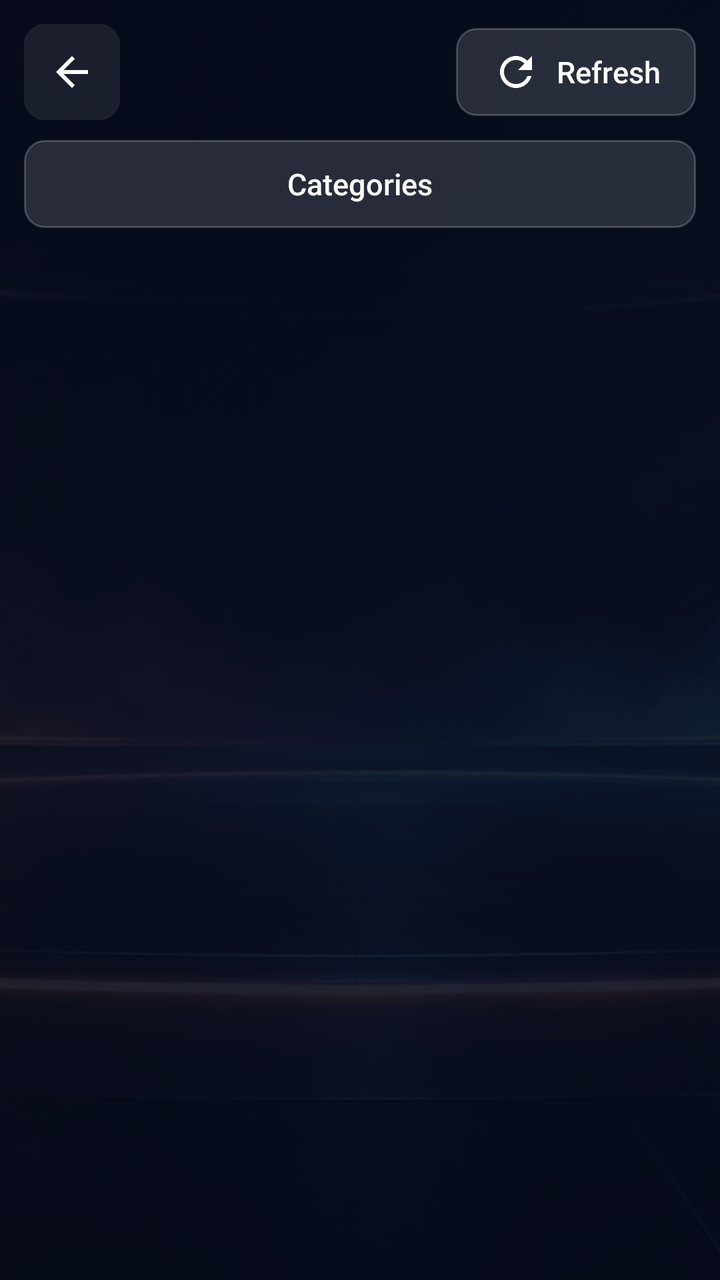
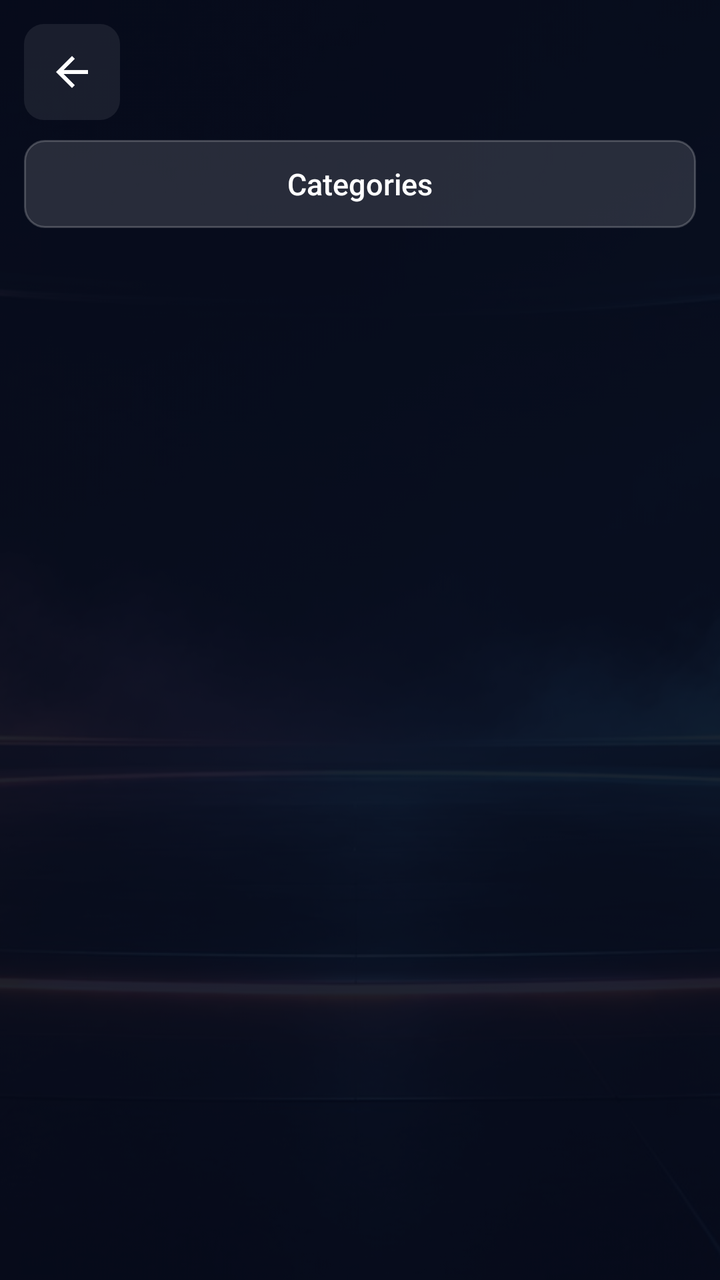

Before-and-after screenshots of an Android layout around one commit, followed by the original layout XML and the change that was made.
<!-- AndroidManifest.xml: application theme Theme.Farloh -->
<!-- res/layout/activity_browse.xml -->
<?xml version="1.0" encoding="utf-8"?>
<FrameLayout xmlns:android="http://schemas.android.com/apk/res/android"
    android:layout_width="match_parent" android:layout_height="match_parent">

    <ImageView android:layout_width="match_parent" android:layout_height="match_parent" android:alpha="0.35"
        android:scaleType="centerCrop" android:src="@drawable/farloh_bg" android:importantForAccessibility="no" />
    <View android:layout_width="match_parent" android:layout_height="match_parent" android:background="#B3070B1A" />

    <LinearLayout android:id="@+id/safe" android:layout_width="match_parent" android:layout_height="match_parent"
        android:orientation="vertical" android:paddingStart="12dp" android:paddingTop="8dp" android:paddingEnd="12dp">

        
        <LinearLayout android:layout_width="match_parent" android:layout_height="56dp"
            android:gravity="center_vertical" android:orientation="horizontal">
            <ImageButton android:id="@+id/back" style="@style/IconBtn" android:src="@drawable/ic_back"
                android:contentDescription="Back" />
            <TextView android:id="@+id/title" android:layout_width="wrap_content" android:layout_height="wrap_content"
                android:layout_marginStart="10dp" android:textColor="@color/text" android:textSize="22sp" android:textStyle="bold" />
            <TextView android:id="@+id/updated" android:layout_width="0dp" android:layout_height="wrap_content"
                android:layout_weight="1" android:layout_marginStart="12dp" android:ellipsize="end" android:singleLine="true"
                android:textColor="@color/text2" android:textSize="13sp" />
            <TextView android:id="@+id/resultCount" android:layout_width="wrap_content" android:layout_height="wrap_content"
                android:layout_marginEnd="12dp" android:textColor="@color/text2" android:textSize="13sp" />
            <ProgressBar android:id="@+id/refreshing" android:layout_width="28dp" android:layout_height="28dp"
                android:layout_marginEnd="10dp" android:visibility="gone" />
            <Button android:id="@+id/sortButton" style="@style/Btn" android:layout_marginEnd="8dp" android:singleLine="true"
                android:text="Sort" android:visibility="gone" />
            <Button android:id="@+id/refresh" style="@style/Btn" android:drawableStart="@drawable/ic_refresh"
                android:drawablePadding="8dp" android:text="Refresh" />
        </LinearLayout>

        
        <LinearLayout android:id="@+id/filterRow" android:layout_width="match_parent" android:layout_height="wrap_content"
            android:layout_marginTop="6dp" android:gravity="center_vertical" android:orientation="horizontal">
            <Button android:id="@+id/categoryButton" style="@style/Btn" android:layout_width="0dp" android:layout_weight="1"
                android:ellipsize="end" android:singleLine="true" android:text="Categories" />
        </LinearLayout>

        <LinearLayout android:layout_width="match_parent" android:layout_height="0dp" android:layout_weight="1"
            android:layout_marginTop="10dp" android:orientation="horizontal">

            <androidx.recyclerview.widget.RecyclerView android:id="@+id/categories" android:layout_width="250dp"
                android:layout_height="match_parent" android:clipToPadding="false" android:paddingBottom="12dp"
                android:scrollbars="vertical" />

            <FrameLayout android:layout_width="0dp" android:layout_height="match_parent" android:layout_weight="1"
                android:layout_marginStart="8dp">
                <androidx.recyclerview.widget.RecyclerView android:id="@+id/items" android:layout_width="match_parent"
                    android:layout_height="match_parent" android:clipToPadding="false" android:paddingBottom="16dp"
                    android:scrollbars="vertical" />
                <TextView android:id="@+id/empty" android:layout_width="wrap_content" android:layout_height="wrap_content"
                    android:layout_gravity="center" android:gravity="center" android:padding="24dp"
                    android:textColor="@color/text2" android:textSize="16sp" android:visibility="gone" />
            </FrameLayout>

            <LinearLayout android:id="@+id/epgPanel" android:layout_width="230dp" android:layout_height="match_parent"
                android:layout_marginStart="8dp" android:layout_marginBottom="12dp" android:background="@drawable/panel_bg"
                android:orientation="vertical" android:padding="10dp" android:visibility="gone">
                <TextView android:id="@+id/epgChannel" android:layout_width="match_parent" android:layout_height="wrap_content"
                    android:ellipsize="end" android:maxLines="2" android:textColor="@color/text" android:textSize="15sp"
                    android:textStyle="bold" />
                <TextView android:layout_width="wrap_content" android:layout_height="wrap_content" android:layout_marginTop="2dp"
                    android:text="TV Guide" android:textColor="@color/accent2" android:textSize="12sp" />
                <androidx.recyclerview.widget.RecyclerView android:id="@+id/epgList" android:layout_width="match_parent"
                    android:layout_height="0dp" android:layout_weight="1" android:layout_marginTop="8dp" />
                <TextView android:id="@+id/epgEmpty" android:layout_width="match_parent" android:layout_height="wrap_content"
                    android:layout_marginTop="8dp" android:textColor="@color/text2" android:textSize="14sp" android:visibility="gone" />
            </LinearLayout>
        </LinearLayout>
    </LinearLayout>

    
    <ProgressBar android:id="@+id/loading" android:layout_width="56dp" android:layout_height="56dp"
        android:layout_gravity="center" android:visibility="gone" />
</FrameLayout>
<!-- resources referenced by this layout -->
<resources>
  <color name="accent2">#4FC3F7</color>
  <color name="text">#FFFFFF</color>
  <color name="text2">#AAB6D3</color>
  <!-- drawable ic_back (drawable) -->
  <?xml version="1.0" encoding="utf-8"?>
  <vector xmlns:android="http://schemas.android.com/apk/res/android" android:width="24dp" android:height="24dp" android:viewportWidth="24" android:viewportHeight="24">
      <path android:fillColor="#FFFFFFFF" android:pathData="M20,11H7.83l5.59,-5.59L12,4l-8,8 8,8 1.41,-1.41L7.83,13H20v-2z" />
  </vector>
  <!-- drawable ic_refresh (drawable) -->
  <?xml version="1.0" encoding="utf-8"?>
  <vector xmlns:android="http://schemas.android.com/apk/res/android" android:width="24dp" android:height="24dp" android:viewportWidth="24" android:viewportHeight="24">
      <path android:fillColor="#FFFFFFFF" android:pathData="M17.65,6.35C16.2,4.9 14.21,4 12,4c-4.42,0 -7.99,3.58 -7.99,8s3.57,8 7.99,8c3.73,0 6.84,-2.55 7.73,-6h-2.08c-0.82,2.33 -3.04,4 -5.65,4 -3.31,0 -6,-2.69 -6,-6s2.69,-6 6,-6c1.66,0 3.14,0.69 4.22,1.78L13,11h7V4l-2.35,2.35z" />
  </vector>
  <!-- drawable panel_bg (drawable) -->
  <?xml version="1.0" encoding="utf-8"?>
  <shape xmlns:android="http://schemas.android.com/apk/res/android">
      <corners android:radius="16dp" />
      <solid android:color="@color/panel" />
      <stroke android:width="1dp" android:color="#26FFFFFF" />
  </shape>
  <style name="Btn">
          <item name="android:layout_width">wrap_content</item>
          <item name="android:layout_height">wrap_content</item>
          <item name="android:minHeight">44dp</item>
          <item name="android:minWidth">0dp</item>
          <item name="android:background">@drawable/btn_secondary</item>
          <item name="android:paddingStart">18dp</item>
          <item name="android:paddingEnd">18dp</item>
          <item name="android:textColor">@color/text</item>
          <item name="android:textSize">15sp</item>
          <item name="android:textAllCaps">false</item>
          <item name="android:focusable">true</item>
          <item name="android:stateListAnimator">@null</item>
      </style>
  <style name="IconBtn">
          <item name="android:layout_width">48dp</item>
          <item name="android:layout_height">48dp</item>
          <item name="android:background">@drawable/focus_bg</item>
          <item name="android:padding">12dp</item>
          <item name="android:scaleType">fitCenter</item>
          <item name="android:focusable">true</item>
          <item name="android:tint">@color/text</item>
      </style>
  <color name="panel">#E00C1430</color>
  <color name="accent">#FF9F43</color>
  <color name="bg_deep">#070B1A</color>
  <style name="Theme.Farloh.Dialog" parent="Theme.AppCompat.Dialog.Alert">
          <item name="colorAccent">@color/accent</item>
          <item name="android:windowBackground">@drawable/dialog_bg</item>
          <item name="android:textColorPrimary">@color/text</item>
          <item name="android:textColorSecondary">@color/text2</item>
      </style>
  <dimen name="corner">10dp</dimen>
  <!-- drawable dialog_bg (drawable) -->
  <?xml version="1.0" encoding="utf-8"?>
  <inset xmlns:android="http://schemas.android.com/apk/res/android" android:inset="16dp">
      <shape>
          <corners android:radius="16dp" />
          <solid android:color="@color/panel_solid" />
          <stroke android:width="1dp" android:color="#33FFFFFF" />
      </shape>
  </inset>
  <color name="panel_solid">#0E1630</color>
  <!-- unchanged entries left out for length: 4 -->
</resources>

<!-- the commit's change to res/layout/activity_browse.xml (unified diff, before → after) -->
@@ -25,8 +25,6 @@
                 android:layout_marginEnd="10dp" android:visibility="gone" />
             <Button android:id="@+id/sortButton" style="@style/Btn" android:layout_marginEnd="8dp" android:singleLine="true"
                 android:text="Sort" android:visibility="gone" />
-            <Button android:id="@+id/refresh" style="@style/Btn" android:drawableStart="@drawable/ic_refresh"
-                android:drawablePadding="8dp" android:text="Refresh" />
         </LinearLayout>
 
         
<!-- resource entries referenced after the edit -->
@@ -7,11 +7,6 @@
   <?xml version="1.0" encoding="utf-8"?>
   <vector xmlns:android="http://schemas.android.com/apk/res/android" android:width="24dp" android:height="24dp" android:viewportWidth="24" android:viewportHeight="24">
       <path android:fillColor="#FFFFFFFF" android:pathData="M20,11H7.83l5.59,-5.59L12,4l-8,8 8,8 1.41,-1.41L7.83,13H20v-2z" />
-  </vector>
-  <!-- drawable ic_refresh (drawable) -->
-  <?xml version="1.0" encoding="utf-8"?>
-  <vector xmlns:android="http://schemas.android.com/apk/res/android" android:width="24dp" android:height="24dp" android:viewportWidth="24" android:viewportHeight="24">
-      <path android:fillColor="#FFFFFFFF" android:pathData="M17.65,6.35C16.2,4.9 14.21,4 12,4c-4.42,0 -7.99,3.58 -7.99,8s3.57,8 7.99,8c3.73,0 6.84,-2.55 7.73,-6h-2.08c-0.82,2.33 -3.04,4 -5.65,4 -3.31,0 -6,-2.69 -6,-6s2.69,-6 6,-6c1.66,0 3.14,0.69 4.22,1.78L13,11h7V4l-2.35,2.35z" />
   </vector>
   <!-- drawable panel_bg (drawable) -->
   <?xml version="1.0" encoding="utf-8"?>
